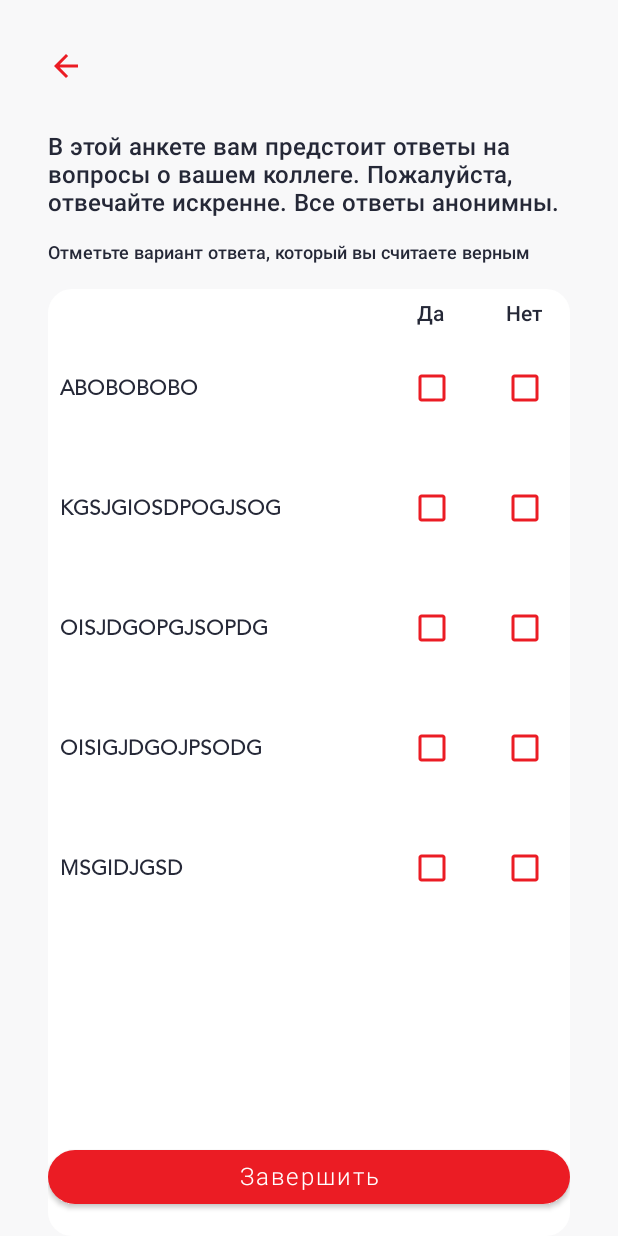
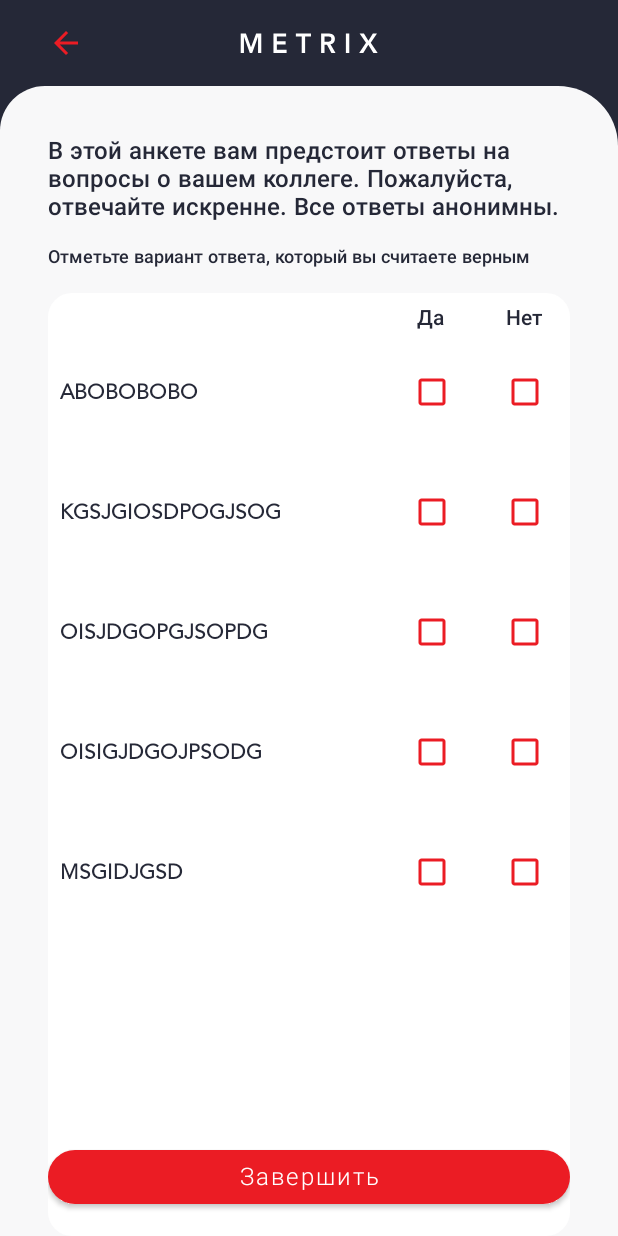
Before and after one commit to Giksengik/Metrix, an Android app: the fragment FragmentDiagnostic shown on its own in the app's theme, on a phone screen of 412 x 824 dp. Run offline under Robolectric (Android 15) with nearby library versions, the light colour scheme and no system bars.

Commit message:
fix screens header

```diff
--- a/app/src/main/res/layout/fragment_diagnostic.xml
+++ b/app/src/main/res/layout/fragment_diagnostic.xml
@@ -1,19 +1,43 @@
 <?xml version="1.0" encoding="utf-8"?>
 <androidx.constraintlayout.widget.ConstraintLayout xmlns:android="http://schemas.android.com/apk/res/android"
-    android:layout_width="match_parent"
     xmlns:app="http://schemas.android.com/apk/res-auto"
     xmlns:tools="http://schemas.android.com/tools"
-    android:layout_height="match_parent">
+    android:layout_width="match_parent"
+    android:layout_height="match_parent"
+    android:background="@color/dark"
+    android:animateLayoutChanges="true">
+
+
+    <ImageView
+        android:id="@+id/titleLogo"
+        android:layout_width="wrap_content"
+        android:layout_height="wrap_content"
+        android:src="@drawable/ic_tittle_logo"
+        android:layout_marginTop="22dp"
+        app:layout_constraintTop_toTopOf="parent"
+        app:layout_constraintLeft_toLeftOf="parent"
+        app:layout_constraintRight_toRightOf="parent" />
+
+    <View
+        android:id="@+id/layoutBackground"
+        android:layout_width="match_parent"
+        android:layout_height="0dp"
+        android:layout_marginTop="22dp"
+        android:background="@drawable/layout_bg_gray"
+        app:layout_constraintTop_toBottomOf="@+id/titleLogo"/>
+
     <ImageView
         android:id="@+id/backButton"
         android:layout_width="wrap_content"
         android:layout_height="wrap_content"
-        android:layout_marginTop="32dp"
-        app:layout_constraintStart_toStartOf="@+id/startGuideline"
+        android:layout_marginStart="32dp"
+        android:background="?android:attr/selectableItemBackground"
+        app:layout_constraintBottom_toTopOf="@+id/layoutBackground"
+        app:layout_constraintStart_toStartOf="parent"
         app:layout_constraintTop_toTopOf="parent"
         app:srcCompat="@drawable/ic_baseline_arrow_back_24"
-        android:background="?android:attr/selectableItemBackground"
         app:tint="@color/red" />
+
 
     <androidx.constraintlayout.widget.Guideline
         android:id="@+id/endGuideline"
@@ -33,7 +57,7 @@
         android:id="@+id/diagnosticDescription"
         android:layout_width="0dp"
         android:layout_height="wrap_content"
-        android:layout_marginTop="32dp"
+        android:layout_marginTop="50dp"
         android:fontFamily="@font/avenir_black"
         android:text="@string/diagnostic_description"
         android:textSize="16sp"
@@ -91,6 +115,7 @@
             android:id="@+id/diagnosticList"
             android:layout_width="0dp"
             android:layout_height="0dp"
+            android:layout_marginBottom="12dp"
             app:layout_constraintBottom_toTopOf="@+id/confirmDiagnosticButton"
             app:layout_constraintEnd_toEndOf="parent"
             app:layout_constraintStart_toStartOf="parent"
```
Also changed, not shown: app/src/main/res/layout/fragment_awards.xml (+26 -2 lines), app/src/main/res/layout/fragment_recomendations.xml (+25 -2 lines), app/src/main/res/layout/fragment_strengths.xml (+24 -2 lines), app/src/main/res/layout/fragment_team.xml (+26 -2 lines).
